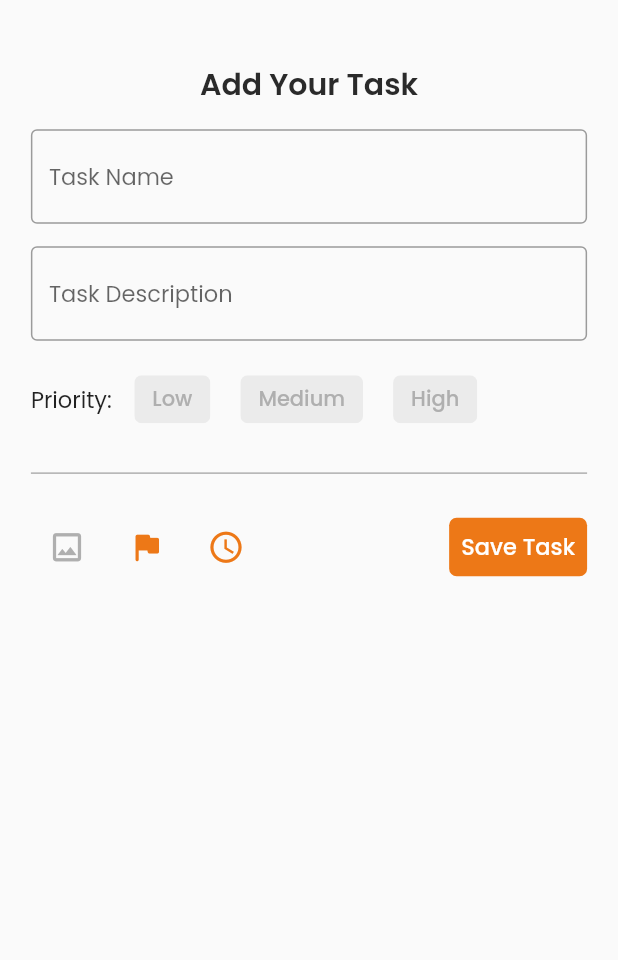
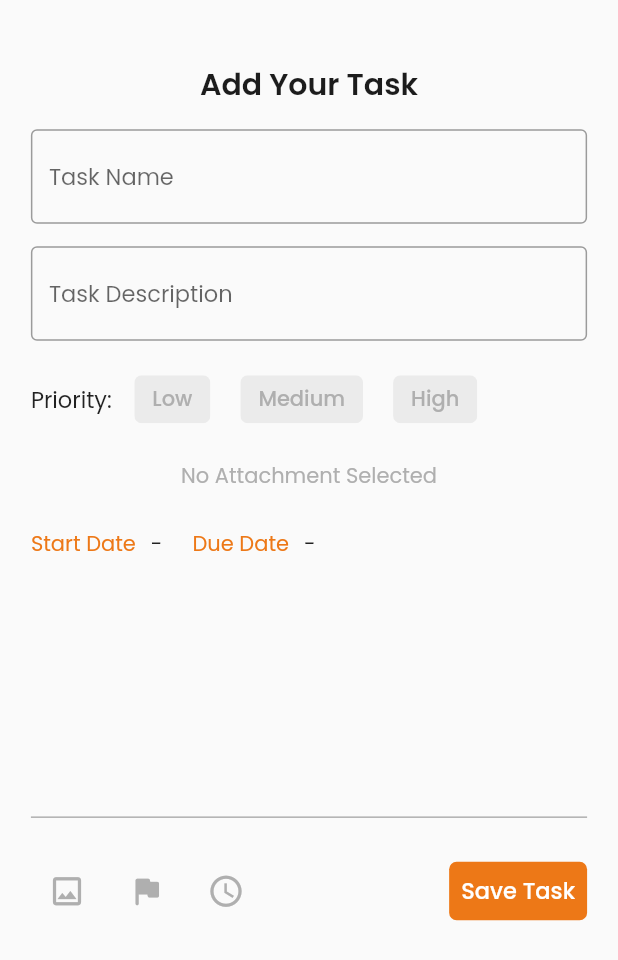
Before and after one commit to DinithKumudika/ToDoZen, a Flutter app: the AddTaskOverlay widget shown alone on an empty page, opened directly, on a phone screen of 412 x 824 dp. Shown: the top 960 px of the screen. Run offline on Flutter 3.47's test engine with Material 2 defaults, Android fonts, the phone set to English and light mode, and no system bars; our stand-ins replace cloud_firestore, firebase_auth, firebase_core, flutter_spinkit, get, image_picker and 4 more; accounts and stored records are empty.

Commit message:
Add task feature - date range added

```diff
--- a/lib/src/constants/colors.dart
+++ b/lib/src/constants/colors.dart
@@ -1,6 +1,6 @@
 import 'package:flutter/material.dart';
 
-const Color COLOR_DARK = Color.fromARGB(255, 42, 42, 42);
+const Color COLOR_DARK = Color.fromARGB(255, 28, 28, 28);
 const Color COLOR_DARK_ALT = Color.fromARGB(255, 44, 51, 51);
 const Color COLOR_LIGHT = Colors.white;
 const Color COLOR_PRIMARY = Color.fromARGB(255, 237, 120, 23);
--- a/lib/src/features/tasks/screens/add_task_overlay.dart
+++ b/lib/src/features/tasks/screens/add_task_overlay.dart
@@ -1,7 +1,12 @@
+import 'dart:io';
 import 'package:flutter/material.dart';
 import 'package:to_do_zen/src/constants/colors.dart';
+import 'package:intl/intl.dart'; // Import the intl package
+
 import 'package:to_do_zen/src/constants/strings.dart';
 import 'package:to_do_zen/src/features/tasks/widgets/multi_select_chip.dart';
+import 'package:to_do_zen/src/features/tasks/widgets/attachment_sheet.dart';
+import 'package:to_do_zen/src/features/tasks/widgets/calendar_sheet.dart';
 
 class AddTaskOverlay extends StatefulWidget {
   const AddTaskOverlay({super.key});
@@ -12,24 +17,68 @@ class AddTaskOverlay extends StatefulWidget {
 
 class _AddTaskOverlayState extends State<AddTaskOverlay> {
   int selectedIndex = -1; // Initialize with -1 to represent no selected chip
-  Color _uploadIconColor = COLOR_LIGHTGRAY;
-  // GET Attachment Image
-  // void getImage() async {
-  //   final pickedFile =
-  //       await ImagePicker().pickImage(source: ImageSource.gallery);
-  //   setState(() {
-  //     if (pickedFile != null) {
-  //       print('Image selected.');
+  bool isImageSelected = false;
+  File? selectedImage;
+  String startDate = "-";
+  String endDate = "-";
 
-  //       setState(() {
-  //         _postCaption = "";
-  //         _uploadIconColor = AppColors.accentColor;
-  //       });
-  //     } else {
-  //       print('No image selected.');
-  //     }
-  //   });
-  // }
+  // Handling Image Selection
+  void handleImageSelected(bool value) {
+    setState(() {
+      isImageSelected = value; // Update the state in the parent widget
+    });
+  }
+
+  // Handling Selected Image File
+  void handleImageFile(File value) {
+    setState(() {
+      selectedImage = value; // Update the state in the parent widget
+    });
+  }
+
+  // Opening Attachment Sheet
+  void openAttachementSheet() {
+    showModalBottomSheet(
+      shape: const RoundedRectangleBorder(
+        borderRadius: BorderRadius.vertical(
+          top: Radius.circular(20),
+        ),
+      ),
+      enableDrag: false,
+      isScrollControlled: true,
+      context: context,
+      builder: (ctx) => AttachmentSheet(
+        onImageSelected: handleImageSelected,
+        onImageFile: handleImageFile,
+      ),
+    );
+  }
+
+  // This function will be triggered when the floating button is pressed
+  void _showDateRangePicker() async {
+    final val = await showModalBottomSheet(
+        shape: const RoundedRectangleBorder(
+          borderRadius: BorderRadius.vertical(
+            top: Radius.circular(20),
+          ),
+        ),
+        enableDrag: false,
+        isScrollControlled: true,
+        context: context,
+        builder: (BuildContext builderContext) {
+          return const CalendarSheet();
+        });
+    // Handle the returned val from the ChildWidget
+    if (val != null) {
+      setState(() {
+        startDate = DateFormat('yyyy-MM-dd').format(val.startDate);
+        endDate = DateFormat('yyyy-MM-dd').format(val.endDate);
+      });
+
+      print(startDate);
+      print(endDate);
+    }
+  }
 
   @override
   Widget build(BuildContext context) {
@@ -39,7 +88,7 @@ class _AddTaskOverlayState extends State<AddTaskOverlay> {
         padding:
             EdgeInsets.fromLTRB(width * 0.05, height * 0.05, width * 0.05, 0),
         child: SizedBox(
-          height: MediaQuery.of(context).size.height * 0.5,
+          height: MediaQuery.of(context).size.height * 0.7,
           child: Column(
             crossAxisAlignment: CrossAxisAlignment.center,
             children: [
@@ -115,7 +164,65 @@ class _AddTaskOverlayState extends State<AddTaskOverlay> {
                   ),
                 ],
               ),
+              SizedBox(height: height * 0.02),
+              selectedImage != null
+                  ? SizedBox(
+                      width: width * 0.3,
+                      height: height * 0.2,
+                      child: ClipRRect(
+                        borderRadius: BorderRadius.circular(
+                            10.0), // Adjust the value as needed
+                        child: Image.file(
+                          selectedImage!,
+                          width: 50,
+                          height: 50,
+                          fit: BoxFit
+                              .cover, // You can adjust the BoxFit as needed
+                        ),
+                      ))
+                  : const Text(
+                      'No Attachment Selected',
+                      style: TextStyle(color: COLOR_GRAY),
+                    ),
               SizedBox(height: height * 0.03),
+              Row(
+                children: [
+                  Row(
+                    mainAxisAlignment: MainAxisAlignment.center,
+                    children: [
+                      const Text(
+                        "Start Date",
+                        style: TextStyle(fontSize: 14, color: COLOR_PRIMARY),
+                      ),
+                      const SizedBox(width: 10),
+                      Text(
+                        startDate,
+                        style: const TextStyle(
+                          fontSize: 14,
+                        ),
+                      ),
+                    ],
+                  ),
+                  const SizedBox(width: 20),
+                  Row(
+                    mainAxisAlignment: MainAxisAlignment.center,
+                    children: [
+                      const Text(
+                        'Due Date',
+                        style: TextStyle(fontSize: 14, color: COLOR_PRIMARY),
+                      ),
+                      const SizedBox(width: 10),
+                      Text(
+                        endDate,
+                        style: const TextStyle(
+                          fontSize: 14,
+                        ),
+                      ),
+                    ],
+                  ),
+                ],
+              ),
+              const Expanded(child: SizedBox()),
               Container(
                 padding: EdgeInsets.only(top: height * 0.03),
                 decoration: const BoxDecoration(
@@ -129,12 +236,14 @@ class _AddTaskOverlayState extends State<AddTaskOverlay> {
                 child: Row(
                   mainAxisAlignment: MainAxisAlignment.center,
                   children: [
-                    const IconButton(
-                      onPressed: null,
+                    IconButton(
+                      onPressed: openAttachementSheet,
                       icon: Icon(
-                        Icons.image_outlined,
+                        isImageSelected
+                            ? Icons.image_rounded
+                            : Icons.image_outlined,
                         size: 25,
-                        color: COLOR_GRAY,
+                        color: isImageSelected ? COLOR_PRIMARY : COLOR_GRAY,
                       ),
                     ),
                     const SizedBox(width: 5),
@@ -143,16 +252,16 @@ class _AddTaskOverlayState extends State<AddTaskOverlay> {
                       icon: Icon(
                         Icons.flag_rounded,
                         size: 25,
-                        color: COLOR_PRIMARY,
+                        color: COLOR_GRAY,
                       ),
                     ),
                     const SizedBox(width: 5),
-                    const IconButton(
-                      onPressed: null,
-                      icon: Icon(
+                    IconButton(
+                      onPressed: _showDateRangePicker,
+                      icon: const Icon(
                         Icons.watch_later_outlined,
                         size: 25,
-                        color: COLOR_PRIMARY,
+                        color: COLOR_GRAY,
                       ),
                     ),
                     const Expanded(
```
Also changed, not shown: lib/src/features/tasks/widgets/attachment_sheet.dart (added, +60 -0 lines), lib/src/features/tasks/widgets/calendar_sheet.dart (added, +63 -0 lines), pubspec.yaml (+5 -5 lines), pubspec.lock.
